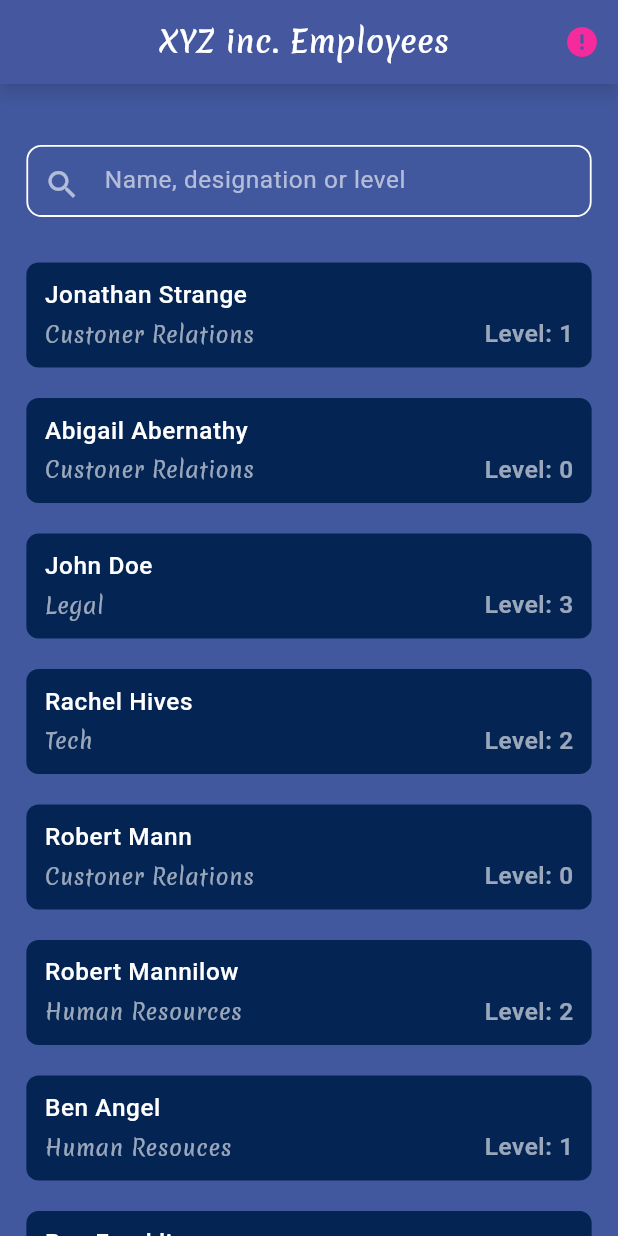
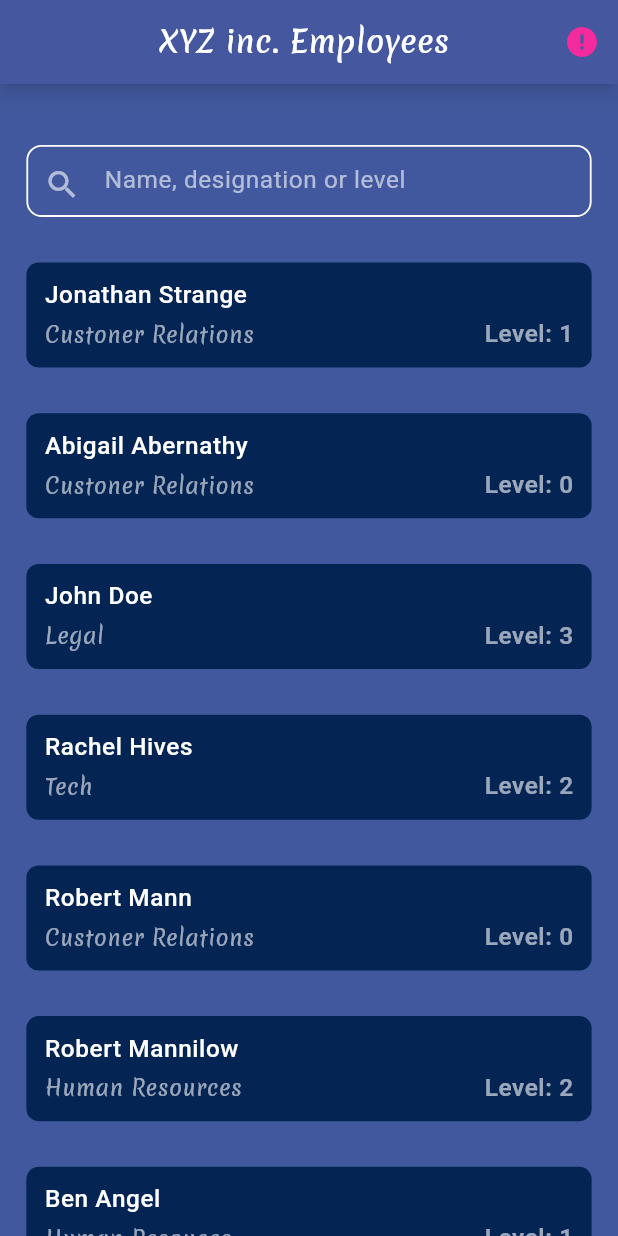
Before and after one commit to Motunrayooo/employee_status, a Flutter app: the screen it shows after launch, on a phone screen of 412 x 824 dp. Run offline on Flutter 3.47's test engine with Material 3 defaults, Android fonts, the phone set to English and light mode, and no system bars; our stand-ins replace flutter_riverpod, flutter_screenutil, flutter_spinkit, go_router, shared_preferences.

Commit message:
modification employee's detail screen

```diff
--- a/lib/features/home/presentation/screens/home_screen.dart
+++ b/lib/features/home/presentation/screens/home_screen.dart
@@ -2,7 +2,6 @@ import 'package:employee_status/core/utils/extensions.dart';
 import 'package:employee_status/core/utils/show_snackbar.dart';
 import 'package:flutter/material.dart';
 import 'package:flutter_riverpod/flutter_riverpod.dart';
-
 
 import '../../../../core/common_widgets/app_textfield.dart';
 import '../../../../core/common_widgets/app_loader.dart';
@@ -103,14 +102,14 @@ class _HomeScreenState extends ConsumerState<HomeScreen> {
                             itemCount: filterEmployees.length,
                             itemBuilder: (context, index) {
                               final employee = filterEmployees[index];
-
-                              return EmployeeTile(
+                              return Column(
+                                children: [
+                                  EmployeeTile(
                                     onTap: () {
                                       ref
-                                      .read(employeeIdStateProvider.notifier)
+                                          .read(
+                                              employeeIdStateProvider.notifier)
                                           .state = employee.id ?? 0;
-
-
 
                                       context.push(
                                         MaterialPageRoute(builder: (context) {
@@ -122,7 +121,12 @@ class _HomeScreenState extends ConsumerState<HomeScreen> {
                                         '${employee.firstName} ${employee.lastName}',
                                     designation: employee.designation ?? '',
                                     level: employee.level.toString(),
-                              ).padVertical(10);
+                                  ).padVertical(10),
+                                  10.hi,
+                                  if (index == filterEmployees.length - 1)
+                                    60.hi,
+                                ],
+                              );
                             },
                           ),
                         ),
--- a/lib/features/home/presentation/widgets/status_card_change.dart
+++ b/lib/features/home/presentation/widgets/status_card_change.dart
@@ -53,6 +53,7 @@ class StatusCardChange extends StatelessWidget {
               ),
               textAlign: TextAlign.center,
             ),
+            if(newStatus != EmploymentStatus.termination)
             8.hi,
             DetailsTile(
               prefix: 'New Salary:',
```
Lines whose indentation alone changed are shown as unchanged.
